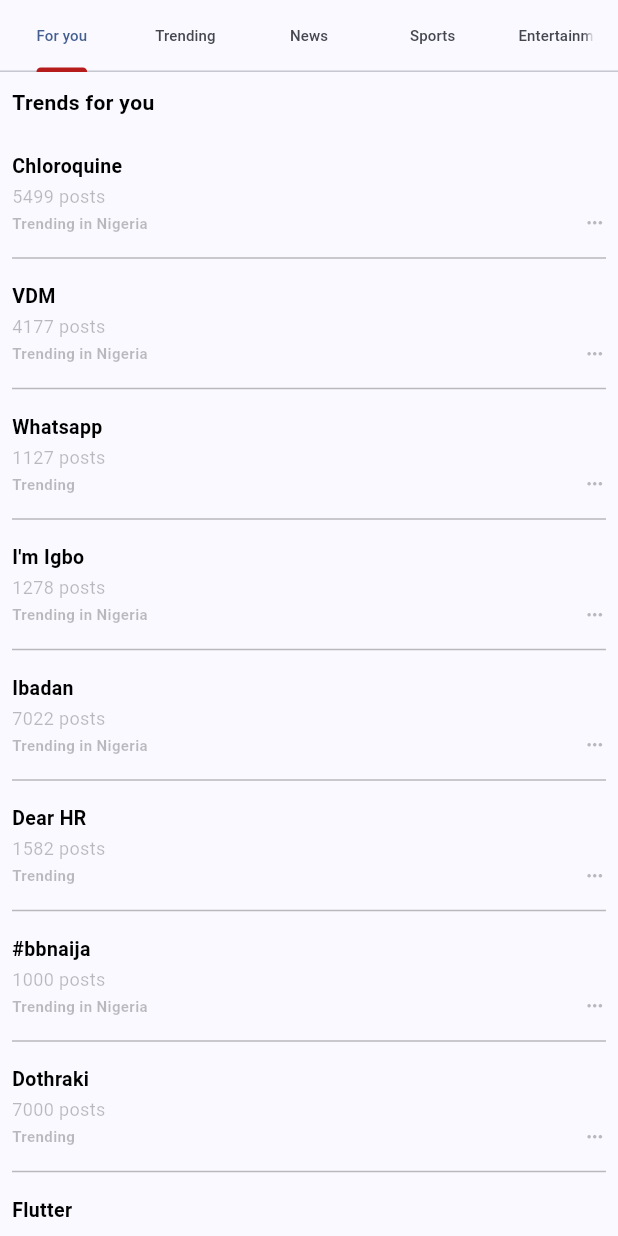
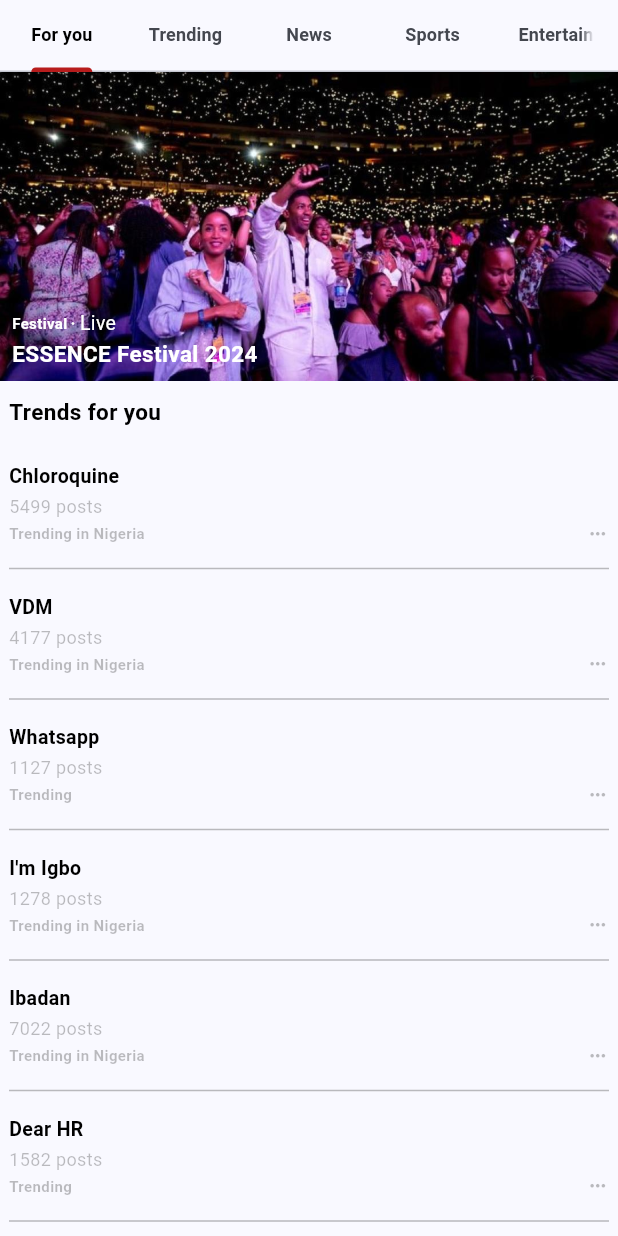
Before and after one commit to SidneyEmeka/Social-Media-App, a Flutter app: the Searchpage screen opened directly, on a phone screen of 412 x 824 dp. Run offline on Flutter 3.47's test engine with Material 3 defaults, Android fonts, the light colour scheme and no system bars; our stand-ins replace font_awesome_flutter.

Commit message:
SearchPage

```diff
--- a/lib/pages/searchpage.dart
+++ b/lib/pages/searchpage.dart
@@ -1,5 +1,6 @@
 import 'package:flutter/cupertino.dart';
 import 'package:flutter/material.dart';
+import 'package:flutter/widgets.dart';
 
 class Searchpage extends StatefulWidget {
   const Searchpage({super.key});
@@ -9,8 +10,62 @@
 }
 
 class _SearchpageState extends State<Searchpage> {
+  Widget whatsTrendingBanner(
+      String imgPath, String type, String status, String name) {
+    return Container(
+      height: MediaQuery.of(context).size.height / 4,
+      decoration: BoxDecoration(
+          image: DecorationImage(
+        image: AssetImage(imgPath),
+        fit: BoxFit.cover,
+      )),
+      child: Padding(
+        padding: const EdgeInsets.all(8.0),
+        child: Column(
+          mainAxisAlignment: MainAxisAlignment.end,
+          crossAxisAlignment: CrossAxisAlignment.start,
+          children: [
+            Row(
+              // crossAxisAlignment: CrossAxisAlignment.end,
+              children: [
+                Text(
+                  "$type ",
+                  style: const TextStyle(
+                      fontSize: 10,
+                      fontWeight: FontWeight.bold,
+                      color: Colors.white),
+                ),
+                const Icon(
+                  Icons.circle,
+                  color: Colors.white,
+                  size: 2,
+                ),
+                Text(
+                  " $status",
+                  style: const TextStyle(
+                      fontSize: 13,
+                      fontWeight: FontWeight.normal,
+                      color: Colors.white),
+                ),
+              ],
+            ),
+            Text(
+              name,
+              style: const TextStyle(
+                  color: Colors.white,
+                  fontSize: 15,
+                  fontWeight: FontWeight.bold),
+            ),
+          ],
+        ),
+      ),
+    );
+  }
+
   Widget whatsTrending(String topic, int noOfTweets, String location) {
-    return Column(
+    return Padding(
+      padding: const EdgeInsets.symmetric(horizontal: 6),
+      child: Column(
         mainAxisAlignment: MainAxisAlignment.start,
         crossAxisAlignment: CrossAxisAlignment.start,
         children: [
@@ -19,16 +74,18 @@
           ),
           Text(
             topic,
-          style:
-              const TextStyle(fontSize: 13, fontWeight: FontWeight.bold, color: Colors.black),
+            style: const TextStyle(
+                fontSize: 13, fontWeight: FontWeight.bold, color: Colors.black),
           ),
           const SizedBox(
             height: 2,
           ),
           Text(
             "$noOfTweets posts",
-          style: const TextStyle(fontSize: 12,
-              fontWeight: FontWeight.normal, color: Colors.black26),
+            style: const TextStyle(
+                fontSize: 12,
+                fontWeight: FontWeight.normal,
+                color: Colors.black26),
           ),
           const SizedBox(
             height: 2,
@@ -38,10 +95,16 @@
             children: [
               Text(
                 location,
-              style: const TextStyle(fontSize: 10,
-                  fontWeight: FontWeight.bold, color: Colors.black26),
+                style: const TextStyle(
+                    fontSize: 10,
+                    fontWeight: FontWeight.bold,
+                    color: Colors.black26),
               ),
-            const Icon(Icons.more_horiz_outlined, color: Colors.black26, size: 15,)
+              const Icon(
+                Icons.more_horiz_outlined,
+                color: Colors.black26,
+                size: 15,
+              )
             ],
           ),
           const SizedBox(
@@ -52,6 +115,7 @@
             thickness: 1,
           )
         ],
+      ),
     );
   }
 
@@ -83,25 +147,45 @@
           bottom: TabBar(
             indicatorColor: Colors.red.shade900,
             labelStyle: const TextStyle(
-              fontSize: 10,
+              fontSize: 12,
+              fontWeight: FontWeight.bold,
+              color: Colors.black,
             ),
             // isScrollable: true,
-            // labelPadding: EdgeInsetsDirectional.zero,
+            //  labelPadding: EdgeInsetsDirectional.only(end: 15),
             tabs: mytabs,
+            // tabs: const [
+            //   Text("For You"),
+            //   Padding(
+            //     padding: EdgeInsets.only(left: 5.0),
+            //     child: Text("Trending"),
+            //   ),
+            //   Text("News"),
+            //   Padding(
+            //     padding: EdgeInsets.all(5.0),
+            //     child: Text("Sports"),
+            //   ),
+            //   Text("Entertainment"),
+            // ],
           ),
         ),
         body: TabBarView(
           children: [
-            Container(
-                padding:
-                    const EdgeInsets.symmetric(horizontal: 8, vertical: 10),
-                child: ListView(children: [
-                  const Text(
+            ListView(children: [
+              whatsTrendingBanner("assets/fybanner.jpg", "Festival", "Live",
+                  "ESSENCE Festival 2024"),
+              const SizedBox(
+                height: 10,
+              ),
+              const Padding(
+                padding: EdgeInsets.only(left: 6.0),
+                child: Text(
                   "Trends for you",
                   style: TextStyle(
                       fontWeight: FontWeight.bold,
                       color: Colors.black,
-                        fontSize: 14),
+                      fontSize: 15),
+                ),
               ),
               const SizedBox(
                 height: 15,
@@ -116,9 +200,39 @@
               whatsTrending("Dothraki", 7000, "Trending"),
               whatsTrending("Flutter", 7000, "Trending in Technology"),
               whatsTrending("Bitcoin Chief", 9899, "Trending in Nigeria"),
+            ]),
 
-                ])),
-            const Text("2"),
+            //Trending
+            ListView(children: [
+              whatsTrendingBanner("assets/banner.webp", "Award", "Live",
+                  "BET Awards 2024"),
+              const SizedBox(
+                height: 10,
+              ),
+              const Padding(
+                padding: EdgeInsets.only(left: 6.0),
+                child: Text(
+                  "United States trends",
+                  style: TextStyle(
+                      fontWeight: FontWeight.bold,
+                      color: Colors.black,
+                      fontSize: 15),
+                ),
+              ),
+              const SizedBox(
+                height: 15,
+              ),
+              whatsTrending("Happy 4th of July", 7022, "Trending with God is good"),
+              whatsTrending("Bitcoin Chief", 9899, "Trending with GCF"),
+              whatsTrending("Epstein", 1582, "Politics . Trending"),
+              whatsTrending("#Flutter", 1000, "Techonology . Trending"),
+              whatsTrending("Dothraki", 7000, "Trending"),
+              whatsTrending("bbnaija", 7000, "Trending in Technology"),
+              whatsTrending("Chloroquine", 5499, "Trending in Nigeria"),
+              whatsTrending("VDM", 4177, "Trending in Nigeria"),
+              whatsTrending("Whatsapp", 1127, "Trending"),
+              whatsTrending("I'm Igbo", 1278, "Trending in Nigeria"),
+            ]),
             const Text("3"),
             const Text("4"),
             const Text("5"),
--- a/lib/screens/timeline.dart
+++ b/lib/screens/timeline.dart
@@ -26,6 +26,7 @@
       width: MediaQuery.of(context).size.width / 1.5,
       height: 30,
       child: TextField(
+      //  textAlign: TextAlign.center,
         inputFormatters: [
           FilteringTextInputFormatter.allow(RegExp('[a-zA-z]'))
         ],
@@ -42,7 +43,7 @@
           focusedBorder: UnderlineInputBorder(
               borderSide: BorderSide(color: Colors.transparent)),
           hintText: "Search",
-          hintStyle: TextStyle(fontSize: 10),
+          hintStyle: TextStyle(fontSize: 10,),
         ),
       ),
     );
```
Also changed, not shown: assets/banner.webp (added), assets/fybanner.jpg (added). Lines whose indentation alone changed are shown as unchanged.
